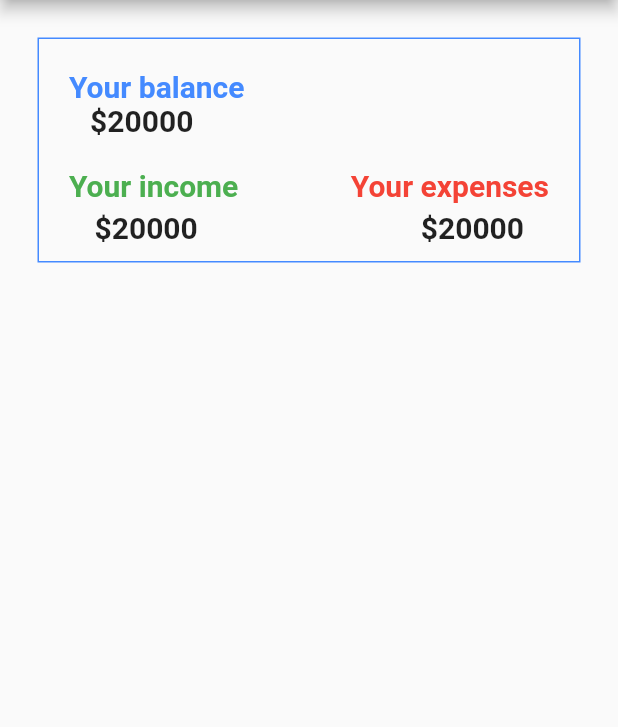
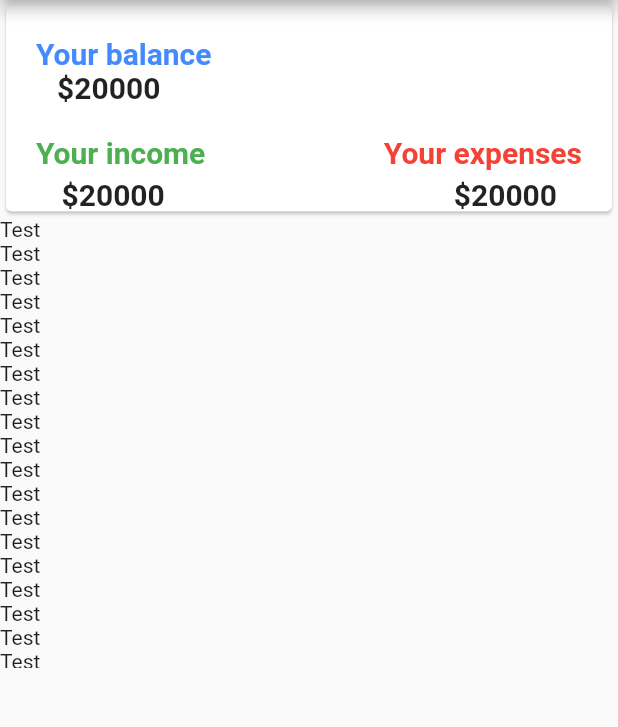
Before and after one commit to ermalbujupi/budgetmanager, a Flutter app: the screen it shows after launch, on a phone screen of 412 x 824 dp, the part 84-811 px from its top. Run offline on Flutter 3.47's test engine with Material 2 defaults, Android fonts, the phone set to English and light mode, and no system bars.

Commit message:
Add transactions list

```diff
--- a/lib/main.dart
+++ b/lib/main.dart
@@ -1,4 +1,5 @@
 import 'package:BudgetManager/statusview.dart';
+import 'package:BudgetManager/transactionslist.dart';
 import 'package:flutter/material.dart';
 
 void main() {
@@ -15,7 +16,14 @@ class MyApp extends StatelessWidget {
           title: Text("Budget Manager"),
           backgroundColor: Colors.blue,
         ),
-        body: Container(child: StatusView()),
+        body: SingleChildScrollView(
+          child: Column(
+            children: [
+              Container(child: StatusView()),
+              TransactionsList(),
+            ],
+          ),
+        ),
       ),
     );
   }
--- a/lib/statusview.dart
+++ b/lib/statusview.dart
@@ -10,7 +10,8 @@ class StatusView extends StatefulWidget {
 class _StatusViewState extends State<StatusView> {
   @override
   Widget build(BuildContext context) {
-    return Container(
+    return Card(
+      shadowColor: Colors.black,
       child: Column(
         children: [
           Row(
@@ -91,10 +92,6 @@ class _StatusViewState extends State<StatusView> {
           )
         ],
       ),
-      margin: EdgeInsets.all(25.0),
-      decoration: BoxDecoration(border: Border.all(color: Colors.blueAccent)),
-      height: 150.0,
-      width: 500.0,
     );
   }
 }
--- /dev/null
+++ b/lib/transactionslist.dart
@@ -0,0 +1,15 @@
+import 'package:flutter/material.dart';
+
+class TransactionsList extends StatelessWidget {
+  @override
+  Widget build(BuildContext context) {
+    return Container(
+      height: 300.0,
+      child: ListView.builder(
+        itemBuilder: (ctx, index) {
+          return Text("Test");
+        },
+      ),
+    );
+  }
+}
```
